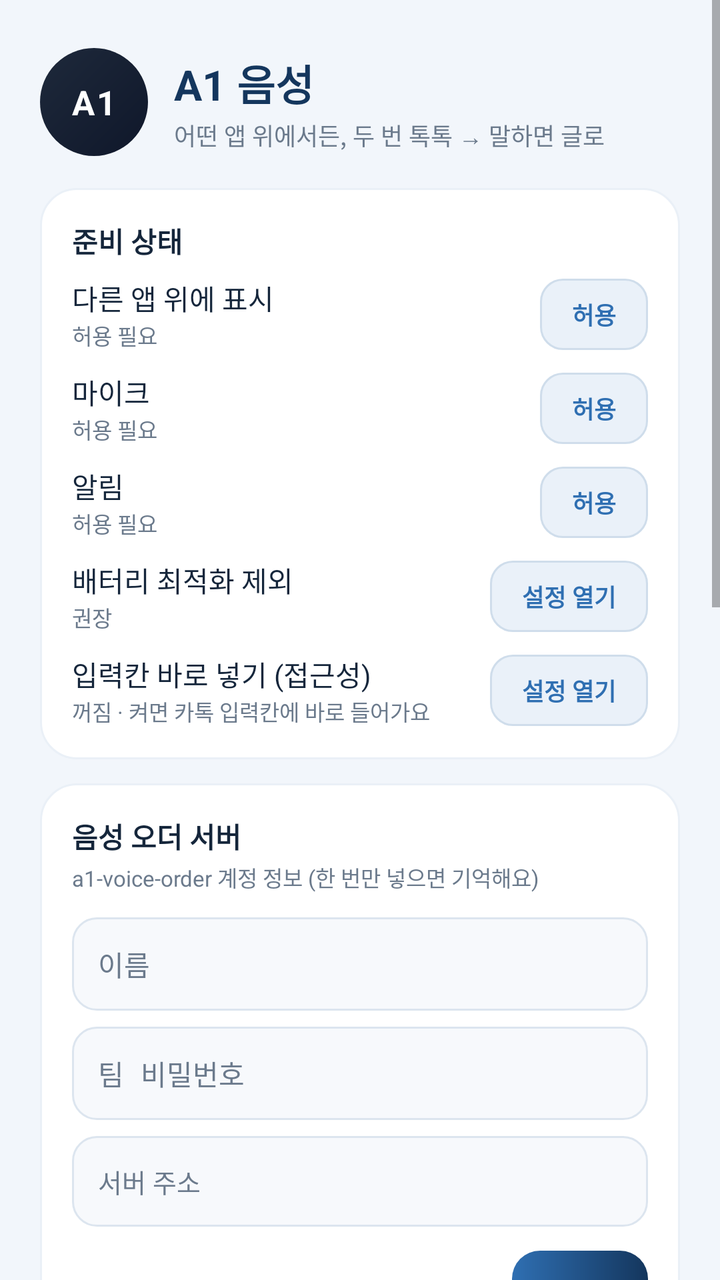
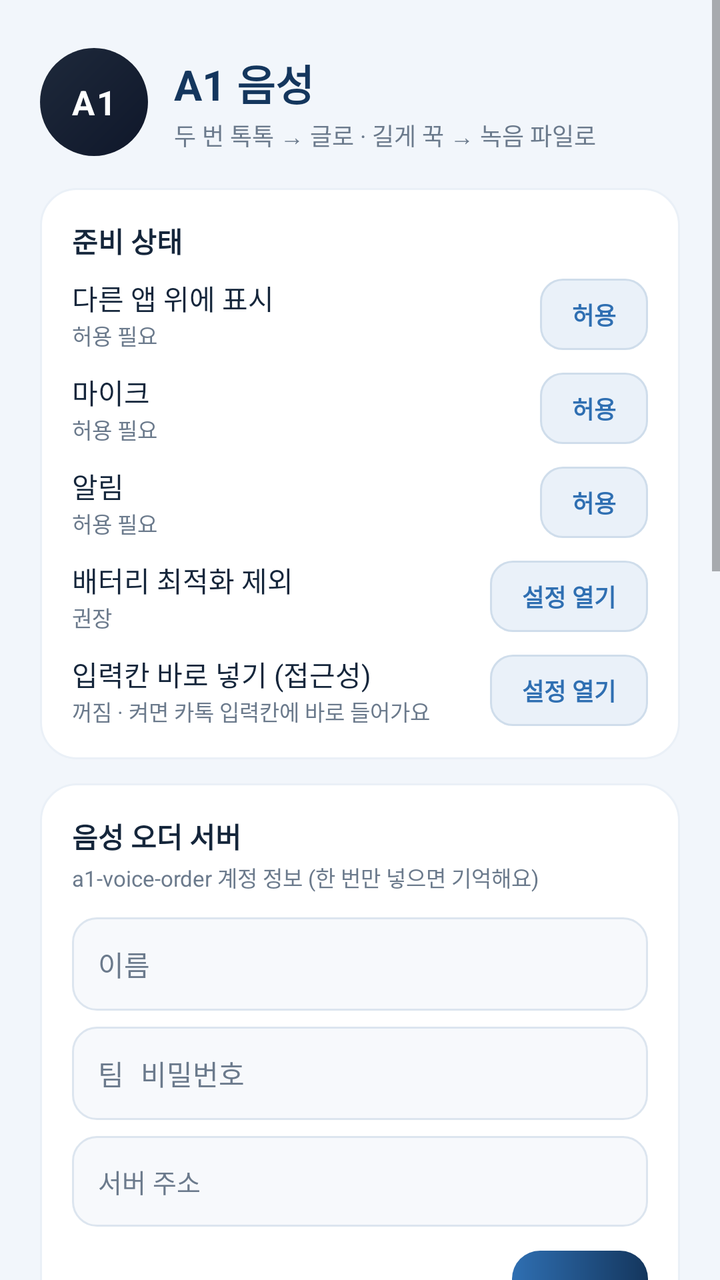

Compare the two renders of this Android layout. The source of the first and the diff that turns it into the second are given below.
<!-- AndroidManifest.xml: application theme AppTheme -->
<!-- res/layout/activity_main.xml -->
<?xml version="1.0" encoding="utf-8"?>
<ScrollView xmlns:android="http://schemas.android.com/apk/res/android"
    android:layout_width="match_parent"
    android:layout_height="match_parent"
    android:background="@color/bg"
    android:fillViewport="true">

    <LinearLayout
        android:layout_width="match_parent"
        android:layout_height="wrap_content"
        android:orientation="vertical"
        android:paddingLeft="20dp"
        android:paddingRight="20dp"
        android:paddingTop="24dp"
        android:paddingBottom="28dp">

        <LinearLayout
            android:layout_width="match_parent"
            android:layout_height="wrap_content"
            android:orientation="horizontal"
            android:gravity="center_vertical">

            <FrameLayout
                android:layout_width="54dp"
                android:layout_height="54dp">

                <View
                    android:layout_width="match_parent"
                    android:layout_height="match_parent"
                    android:background="@drawable/bg_logo"/>

                <TextView
                    android:layout_width="wrap_content"
                    android:layout_height="wrap_content"
                    android:layout_gravity="center"
                    android:text="A1"
                    android:textColor="@color/white"
                    android:textSize="17sp"
                    android:textStyle="bold"
                    android:letterSpacing="0.06"/>
            </FrameLayout>

            <LinearLayout
                android:layout_width="0dp"
                android:layout_height="wrap_content"
                android:layout_weight="1"
                android:layout_marginLeft="13dp"
                android:orientation="vertical">

                <TextView
                    android:layout_width="wrap_content"
                    android:layout_height="wrap_content"
                    android:text="A1 음성"
                    android:textColor="@color/brand_navy"
                    android:textSize="21sp"
                    android:textStyle="bold"/>

                <TextView
                    android:layout_width="wrap_content"
                    android:layout_height="wrap_content"
                    android:layout_marginTop="2dp"
                    android:text="어떤 앱 위에서든, 두 번 톡톡 → 말하면 글로"
                    android:textColor="@color/text_secondary"
                    android:textSize="12sp"/>
            </LinearLayout>
        </LinearLayout>

        <LinearLayout
            android:layout_width="match_parent"
            android:layout_height="wrap_content"
            android:orientation="vertical"
            android:background="@drawable/bg_card"
            android:padding="16dp"
            android:layout_marginTop="16dp">

            <TextView
                android:layout_width="wrap_content"
                android:layout_height="wrap_content"
                android:text="준비 상태"
                android:textColor="@color/text_primary"
                android:textSize="14sp"
                android:textStyle="bold"/>

            <LinearLayout
                android:layout_width="match_parent"
                android:layout_height="wrap_content"
                android:layout_marginTop="8dp"
                android:orientation="horizontal"
                android:gravity="center_vertical">

                <LinearLayout
                    android:layout_width="0dp"
                    android:layout_height="wrap_content"
                    android:layout_weight="1"
                    android:orientation="vertical">

                    <TextView
                        android:layout_width="wrap_content"
                        android:layout_height="wrap_content"
                        android:text="다른 앱 위에 표시"
                        android:textColor="@color/text_primary"
                        android:textSize="14sp"/>

                    <TextView
                        android:id="@+id/tv_overlay"
                        android:layout_width="wrap_content"
                        android:layout_height="wrap_content"
                        android:text="허용 필요"
                        android:textColor="@color/text_secondary"
                        android:textSize="11sp"/>
                </LinearLayout>

                <TextView
                    android:id="@+id/btn_overlay"
                    android:layout_width="wrap_content"
                    android:layout_height="wrap_content"
                    android:background="@drawable/bg_btn_small"
                    android:paddingLeft="16dp"
                    android:paddingRight="16dp"
                    android:paddingTop="9dp"
                    android:paddingBottom="9dp"
                    android:text="허용"
                    android:textColor="@color/brand_blue"
                    android:textSize="12sp"
                    android:textStyle="bold"/>
            </LinearLayout>

            <LinearLayout
                android:layout_width="match_parent"
                android:layout_height="wrap_content"
                android:layout_marginTop="10dp"
                android:orientation="horizontal"
                android:gravity="center_vertical">

                <LinearLayout
                    android:layout_width="0dp"
                    android:layout_height="wrap_content"
                    android:layout_weight="1"
                    android:orientation="vertical">

                    <TextView
                        android:layout_width="wrap_content"
                        android:layout_height="wrap_content"
                        android:text="마이크"
                        android:textColor="@color/text_primary"
                        android:textSize="14sp"/>

                    <TextView
                        android:id="@+id/tv_mic"
                        android:layout_width="wrap_content"
                        android:layout_height="wrap_content"
                        android:text="허용 필요"
                        android:textColor="@color/text_secondary"
                        android:textSize="11sp"/>
                </LinearLayout>

                <TextView
                    android:id="@+id/btn_mic"
                    android:layout_width="wrap_content"
                    android:layout_height="wrap_content"
                    android:background="@drawable/bg_btn_small"
                    android:paddingLeft="16dp"
                    android:paddingRight="16dp"
                    android:paddingTop="9dp"
                    android:paddingBottom="9dp"
                    android:text="허용"
                    android:textColor="@color/brand_blue"
                    android:textSize="12sp"
                    android:textStyle="bold"/>
            </LinearLayout>

            <LinearLayout
                android:layout_width="match_parent"
                android:layout_height="wrap_content"
                android:layout_marginTop="10dp"
                android:orientation="horizontal"
                android:gravity="center_vertical">

                <LinearLayout
                    android:layout_width="0dp"
                    android:layout_height="wrap_content"
                    android:layout_weight="1"
                    android:orientation="vertical">

                    <TextView
                        android:layout_width="wrap_content"
                        android:layout_height="wrap_content"
                        android:text="알림"
                        android:textColor="@color/text_primary"
                        android:textSize="14sp"/>

                    <TextView
                        android:id="@+id/tv_noti"
                        android:layout_width="wrap_content"
                        android:layout_height="wrap_content"
                        android:text="허용 필요"
                        android:textColor="@color/text_secondary"
                        android:textSize="11sp"/>
                </LinearLayout>

                <TextView
                    android:id="@+id/btn_noti"
                    android:layout_width="wrap_content"
                    android:layout_height="wrap_content"
                    android:background="@drawable/bg_btn_small"
                    android:paddingLeft="16dp"
                    android:paddingRight="16dp"
                    android:paddingTop="9dp"
                    android:paddingBottom="9dp"
                    android:text="허용"
                    android:textColor="@color/brand_blue"
                    android:textSize="12sp"
                    android:textStyle="bold"/>
            </LinearLayout>

            <LinearLayout
                android:layout_width="match_parent"
                android:layout_height="wrap_content"
                android:layout_marginTop="10dp"
                android:orientation="horizontal"
                android:gravity="center_vertical">

                <LinearLayout
                    android:layout_width="0dp"
                    android:layout_height="wrap_content"
                    android:layout_weight="1"
                    android:orientation="vertical">

                    <TextView
                        android:layout_width="wrap_content"
                        android:layout_height="wrap_content"
                        android:text="배터리 최적화 제외"
                        android:textColor="@color/text_primary"
                        android:textSize="14sp"/>

                    <TextView
                        android:id="@+id/tv_battery"
                        android:layout_width="wrap_content"
                        android:layout_height="wrap_content"
                        android:text="권장"
                        android:textColor="@color/text_secondary"
                        android:textSize="11sp"/>
                </LinearLayout>

                <TextView
                    android:id="@+id/btn_battery"
                    android:layout_width="wrap_content"
                    android:layout_height="wrap_content"
                    android:background="@drawable/bg_btn_small"
                    android:paddingLeft="16dp"
                    android:paddingRight="16dp"
                    android:paddingTop="9dp"
                    android:paddingBottom="9dp"
                    android:text="설정 열기"
                    android:textColor="@color/brand_blue"
                    android:textSize="12sp"
                    android:textStyle="bold"/>
            </LinearLayout>

            <LinearLayout
                android:layout_width="match_parent"
                android:layout_height="wrap_content"
                android:layout_marginTop="10dp"
                android:orientation="horizontal"
                android:gravity="center_vertical">

                <LinearLayout
                    android:layout_width="0dp"
                    android:layout_height="wrap_content"
                    android:layout_weight="1"
                    android:orientation="vertical">

                    <TextView
                        android:layout_width="wrap_content"
                        android:layout_height="wrap_content"
                        android:text="입력칸 바로 넣기 (접근성)"
                        android:textColor="@color/text_primary"
                        android:textSize="14sp"/>

                    <TextView
                        android:id="@+id/tv_access"
                        android:layout_width="wrap_content"
                        android:layout_height="wrap_content"
                        android:text="꺼짐 · 켜면 카톡 입력칸에 바로 들어가요"
                        android:textColor="@color/text_secondary"
                        android:textSize="11sp"/>
                </LinearLayout>

                <TextView
                    android:id="@+id/btn_access"
                    android:layout_width="wrap_content"
                    android:layout_height="wrap_content"
                    android:background="@drawable/bg_btn_small"
                    android:paddingLeft="16dp"
                    android:paddingRight="16dp"
                    android:paddingTop="9dp"
                    android:paddingBottom="9dp"
                    android:text="설정 열기"
                    android:textColor="@color/brand_blue"
                    android:textSize="12sp"
                    android:textStyle="bold"/>
            </LinearLayout>
        </LinearLayout>

        <LinearLayout
            android:layout_width="match_parent"
            android:layout_height="wrap_content"
            android:orientation="vertical"
            android:background="@drawable/bg_card"
            android:padding="16dp"
            android:layout_marginTop="12dp">

            <TextView
                android:layout_width="wrap_content"
                android:layout_height="wrap_content"
                android:text="음성 오더 서버"
                android:textColor="@color/text_primary"
                android:textSize="14sp"
                android:textStyle="bold"/>

            <TextView
                android:layout_width="wrap_content"
                android:layout_height="wrap_content"
                android:layout_marginTop="2dp"
                android:text="a1-voice-order 계정 정보 (한 번만 넣으면 기억해요)"
                android:textColor="@color/text_secondary"
                android:textSize="11sp"/>

            <EditText
                android:id="@+id/et_name"
                android:layout_width="match_parent"
                android:layout_height="wrap_content"
                android:layout_marginTop="12dp"
                android:background="@drawable/bg_input"
                android:padding="13dp"
                android:hint="이름"
                android:textSize="14sp"
                android:textColor="@color/text_primary"
                android:textColorHint="@color/text_secondary"
                android:inputType="textPersonName"
                android:singleLine="true"/>

            <EditText
                android:id="@+id/et_pass"
                android:layout_width="match_parent"
                android:layout_height="wrap_content"
                android:layout_marginTop="8dp"
                android:background="@drawable/bg_input"
                android:padding="13dp"
                android:hint="팀 비밀번호"
                android:textSize="14sp"
                android:textColor="@color/text_primary"
                android:textColorHint="@color/text_secondary"
                android:inputType="textPassword"
                android:singleLine="true"/>

            <EditText
                android:id="@+id/et_server"
                android:layout_width="match_parent"
                android:layout_height="wrap_content"
                android:layout_marginTop="8dp"
                android:background="@drawable/bg_input"
                android:padding="13dp"
                android:hint="서버 주소"
                android:textSize="13sp"
                android:textColor="@color/text_primary"
                android:textColorHint="@color/text_secondary"
                android:inputType="textUri"
                android:singleLine="true"/>

            <LinearLayout
                android:layout_width="match_parent"
                android:layout_height="wrap_content"
                android:layout_marginTop="12dp"
                android:orientation="horizontal"
                android:gravity="center_vertical">

                <TextView
                    android:id="@+id/tv_save"
                    android:layout_width="0dp"
                    android:layout_height="wrap_content"
                    android:layout_weight="1"
                    android:text=""
                    android:textColor="@color/brand_blue"
                    android:textSize="12sp"/>

                <TextView
                    android:id="@+id/btn_save"
                    android:layout_width="wrap_content"
                    android:layout_height="wrap_content"
                    android:background="@drawable/bg_btn_primary"
                    android:paddingLeft="22dp"
                    android:paddingRight="22dp"
                    android:paddingTop="11dp"
                    android:paddingBottom="11dp"
                    android:text="저장"
                    android:textColor="@color/white"
                    android:textSize="13sp"
                    android:textStyle="bold"/>
            </LinearLayout>
        </LinearLayout>

        <LinearLayout
            android:layout_width="match_parent"
            android:layout_height="wrap_content"
            android:orientation="vertical"
            android:background="@drawable/bg_card"
            android:padding="16dp"
            android:layout_marginTop="12dp">

            <TextView
                android:layout_width="wrap_content"
                android:layout_height="wrap_content"
                android:text="쓰는 방법"
                android:textColor="@color/text_primary"
                android:textSize="14sp"
                android:textStyle="bold"/>

            <TextView
                android:layout_width="match_parent"
                android:layout_height="wrap_content"
                android:layout_marginTop="8dp"
                android:text="1. 이름과 팀 비밀번호를 넣고 [저장] → 로그인이 확인되면 아래 버튼으로 A1 동그라미를 띄웁니다.\n2. 카톡·문자·네이트온 어디서든 A1을 두 번 톡톡 누릅니다.\n3. 말이 끝나면 A1을 한 번 누릅니다. (2분이 지나면 자동 종료)\n4. 접근성을 켜 두면 말이 끝난 자리(입력칸)에 글자가 바로 들어갑니다. 꺼 두면 지금처럼 복사 창이 떠요.\n5. 폰에 있는 통화·회의 녹음은 플로팅 버튼 아래 [음성 파일 변환]에서 열면 15분씩 나눠 글로 바꾸고, 기록은 이 폰에만 저장됩니다."
                android:textColor="@color/text_secondary"
                android:textSize="12sp"
                android:lineSpacingExtra="4dp"/>
        </LinearLayout>

        <TextView
            android:id="@+id/btn_toggle"
            android:layout_width="match_parent"
            android:layout_height="wrap_content"
            android:layout_marginTop="18dp"
            android:background="@drawable/bg_btn_primary"
            android:gravity="center"
            android:paddingTop="18dp"
            android:paddingBottom="18dp"
            android:text="플로팅 켜기"
            android:textColor="@color/white"
            android:textSize="16sp"
            android:textStyle="bold"/>

        <TextView
            android:id="@+id/tv_toggle_hint"
            android:layout_width="match_parent"
            android:layout_height="wrap_content"
            android:layout_marginTop="9dp"
            android:gravity="center"
            android:text="켜 두면 다른 앱을 써도 A1이 화면 위에 떠 있어요."
            android:textColor="@color/text_secondary"
            android:textSize="11sp"/>

        <LinearLayout
            android:layout_width="match_parent"
            android:layout_height="wrap_content"
            android:orientation="vertical"
            android:background="@drawable/bg_card"
            android:padding="16dp"
            android:layout_marginTop="14dp">

            <TextView
                android:layout_width="wrap_content"
                android:layout_height="wrap_content"
                android:text="음성 파일 변환 (녹음 열기)"
                android:textColor="@color/text_primary"
                android:textSize="14sp"
                android:textStyle="bold"/>

            <TextView
                android:layout_width="match_parent"
                android:layout_height="wrap_content"
                android:layout_marginTop="3dp"
                android:text="폰에 있는 통화·회의 녹음(m4a·mp3·wav·ogg…)을 열어 글로 바꿔요. 15분이 넘으면 자동으로 나눠서 순서대로 변환합니다."
                android:textColor="@color/text_secondary"
                android:textSize="11sp"
                android:lineSpacingExtra="2dp"/>

            <LinearLayout
                android:layout_width="match_parent"
                android:layout_height="wrap_content"
                android:layout_marginTop="12dp"
                android:orientation="horizontal">

                <TextView
                    android:id="@+id/btn_pick_file"
                    android:layout_width="0dp"
                    android:layout_height="wrap_content"
                    android:layout_weight="1"
                    android:layout_marginRight="8dp"
                    android:background="@drawable/bg_btn_primary"
                    android:gravity="center"
                    android:paddingTop="14dp"
                    android:paddingBottom="14dp"
                    android:text="녹음 파일 열기"
                    android:textColor="@color/white"
                    android:textSize="14sp"
                    android:textStyle="bold"/>

                <TextView
                    android:id="@+id/btn_pick_folder"
                    android:layout_width="wrap_content"
                    android:layout_height="wrap_content"
                    android:background="@drawable/bg_btn_small"
                    android:paddingLeft="16dp"
                    android:paddingRight="16dp"
                    android:paddingTop="9dp"
                    android:paddingBottom="9dp"
                    android:text="폴더 열기"
                    android:textColor="@color/brand_blue"
                    android:textSize="12sp"
                    android:textStyle="bold"/>
            </LinearLayout>

            <LinearLayout
                android:layout_width="match_parent"
                android:layout_height="wrap_content"
                android:layout_marginTop="12dp"
                android:orientation="horizontal"
                android:gravity="center_vertical">

                <TextView
                    android:id="@+id/tv_history"
                    android:layout_width="0dp"
                    android:layout_height="wrap_content"
                    android:layout_weight="1"
                    android:text="변환 기록 0건 · 이 기기에만 저장"
                    android:textColor="@color/text_secondary"
                    android:textSize="11sp"/>

                <TextView
                    android:id="@+id/btn_history"
                    android:layout_width="wrap_content"
                    android:layout_height="wrap_content"
                    android:background="@drawable/bg_btn_small"
                    android:paddingLeft="16dp"
                    android:paddingRight="16dp"
                    android:paddingTop="9dp"
                    android:paddingBottom="9dp"
                    android:text="기록 보기"
                    android:textColor="@color/brand_blue"
                    android:textSize="12sp"
                    android:textStyle="bold"/>
            </LinearLayout>
        </LinearLayout>

        <TextView
            android:id="@+id/tv_version"
            android:layout_width="match_parent"
            android:layout_height="wrap_content"
            android:layout_marginTop="14dp"
            android:gravity="center"
            android:padding="6dp"
            android:text="A1 음성 v1.4"
            android:textColor="@color/text_secondary"
            android:textSize="10sp"/>
    </LinearLayout>
</ScrollView>
<!-- resources referenced by this layout -->
<resources>
  <color name="bg">#F2F6FB</color>
  <color name="brand_blue">#2F6FB2</color>
  <color name="brand_navy">#14365D</color>
  <color name="text_primary">#15263B</color>
  <color name="text_secondary">#6B7A8C</color>
  <color name="white">#FFFFFF</color>
  <!-- drawable bg_btn_primary (drawable) -->
  <?xml version="1.0" encoding="utf-8"?>
  <shape xmlns:android="http://schemas.android.com/apk/res/android" android:shape="rectangle">
      <gradient android:type="linear" android:angle="0" android:startColor="#2F6FB2" android:endColor="#14365D"/>
      <corners android:radius="14dp"/>
  </shape>
  <!-- drawable bg_btn_small (drawable) -->
  <?xml version="1.0" encoding="utf-8"?>
  <shape xmlns:android="http://schemas.android.com/apk/res/android" android:shape="rectangle">
      <solid android:color="#EAF1F9"/>
      <corners android:radius="11dp"/>
      <stroke android:width="1dp" android:color="#CFDDEB"/>
  </shape>
  <!-- drawable bg_card (drawable) -->
  <?xml version="1.0" encoding="utf-8"?>
  <shape xmlns:android="http://schemas.android.com/apk/res/android" android:shape="rectangle">
      <solid android:color="@color/card"/>
      <corners android:radius="18dp"/>
      <stroke android:width="1dp" android:color="#EAF0F7"/>
  </shape>
  <!-- drawable bg_input (drawable) -->
  <?xml version="1.0" encoding="utf-8"?>
  <shape xmlns:android="http://schemas.android.com/apk/res/android" android:shape="rectangle">
      <solid android:color="#F7F9FC"/>
      <corners android:radius="12dp"/>
      <stroke android:width="1dp" android:color="@color/line"/>
  </shape>
  <!-- drawable bg_logo (drawable) -->
  <?xml version="1.0" encoding="utf-8"?>
  <shape xmlns:android="http://schemas.android.com/apk/res/android" android:shape="oval">
      <gradient android:type="linear" android:angle="315" android:startColor="#1E293B" android:endColor="#0F172A"/>
  </shape>
  <style name="AppTheme" parent="@android:style/Theme.Material.Light.NoActionBar">
          <item name="android:colorPrimary">@color/brand_navy</item>
          <item name="android:colorPrimaryDark">@color/brand_navy</item>
          <item name="android:colorAccent">@color/brand_blue</item>
          <item name="android:statusBarColor">@color/brand_navy</item>
          <item name="android:windowBackground">@color/bg</item>
      </style>
  <color name="card">#FFFFFF</color>
  <color name="line">#DCE5EF</color>
</resources>

<!-- the commit's change to res/layout/activity_main.xml (unified diff, before → after) -->
@@ -59,7 +59,7 @@
                     android:layout_width="wrap_content"
                     android:layout_height="wrap_content"
                     android:layout_marginTop="2dp"
-                    android:text="어떤 앱 위에서든, 두 번 톡톡 → 말하면 글로"
+                    android:text="두 번 톡톡 → 글로 · 길게 꾹 → 녹음 파일로"
                     android:textColor="@color/text_secondary"
                     android:textSize="12sp"/>
             </LinearLayout>
@@ -420,7 +420,7 @@
                 android:layout_width="match_parent"
                 android:layout_height="wrap_content"
                 android:layout_marginTop="8dp"
-                android:text="1. 이름과 팀 비밀번호를 넣고 [저장] → 로그인이 확인되면 아래 버튼으로 A1 동그라미를 띄웁니다.\n2. 카톡·문자·네이트온 어디서든 A1을 두 번 톡톡 누릅니다.\n3. 말이 끝나면 A1을 한 번 누릅니다. (2분이 지나면 자동 종료)\n4. 접근성을 켜 두면 말이 끝난 자리(입력칸)에 글자가 바로 들어갑니다. 꺼 두면 지금처럼 복사 창이 떠요.\n5. 폰에 있는 통화·회의 녹음은 플로팅 버튼 아래 [음성 파일 변환]에서 열면 15분씩 나눠 글로 바꾸고, 기록은 이 폰에만 저장됩니다."
+                android:text="1. 이름과 팀 비밀번호를 넣고 [저장] → 로그인이 확인되면 아래 버튼으로 A1 동그라미를 띄웁니다.\n2. 카톡·문자·네이트온 어디서든 A1을 두 번 톡톡 누릅니다.\n3. 말이 끝나면 A1을 한 번 누릅니다. (2분이 지나면 자동 종료)\n4. 접근성을 켜 두면 말이 끝난 자리(입력칸)에 글자가 바로 들어갑니다. 꺼 두면 지금처럼 복사 창이 떠요.\n5. A1을 길게 꾹 누르면 조용히 녹음 파일(.m4a) 저장이 시작됩니다. 다시 한 번 톡 누르면 폰의 Recordings/A1녹음 폴더에 저장 (최대 60분, 빨간 표시 없이 작아지고 흰 점만).\n6. A1을 빠르게 4번 누르면 플로팅이 꺼집니다.\n7. 폰에 있는 통화·회의 녹음은 플로팅 버튼 아래 [음성 파일 변환]에서 열면 15분씩 나눠 글로 바꾸고, 기록은 이 폰에만 저장됩니다."
                 android:textColor="@color/text_secondary"
                 android:textSize="12sp"
                 android:lineSpacingExtra="4dp"/>
